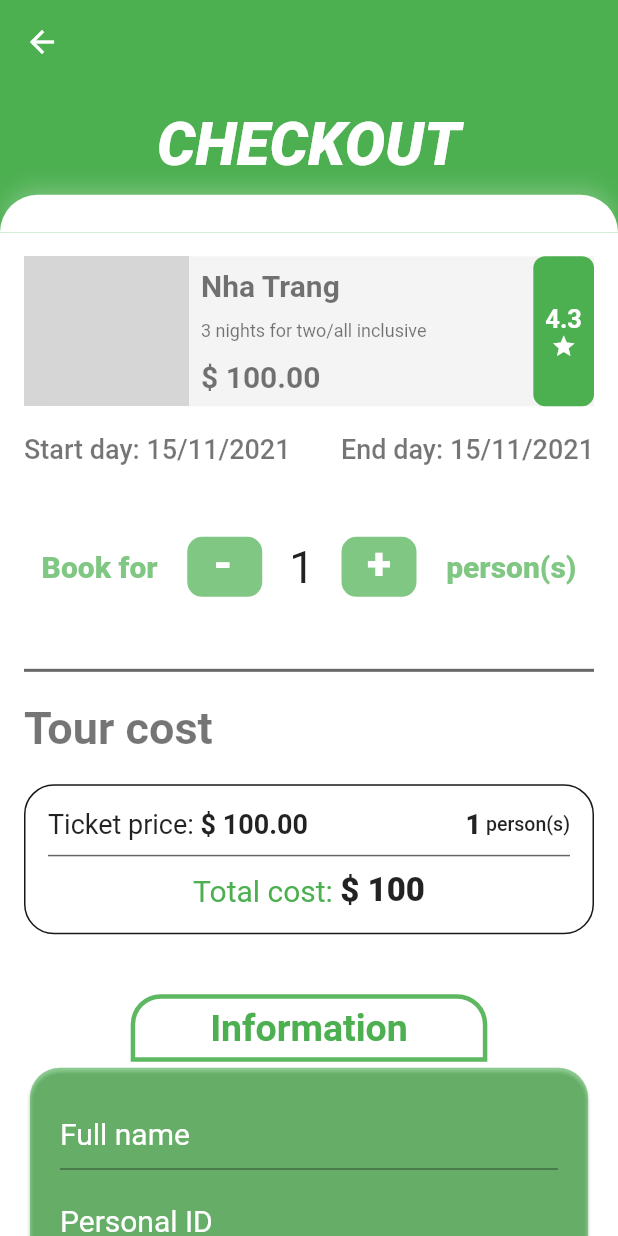
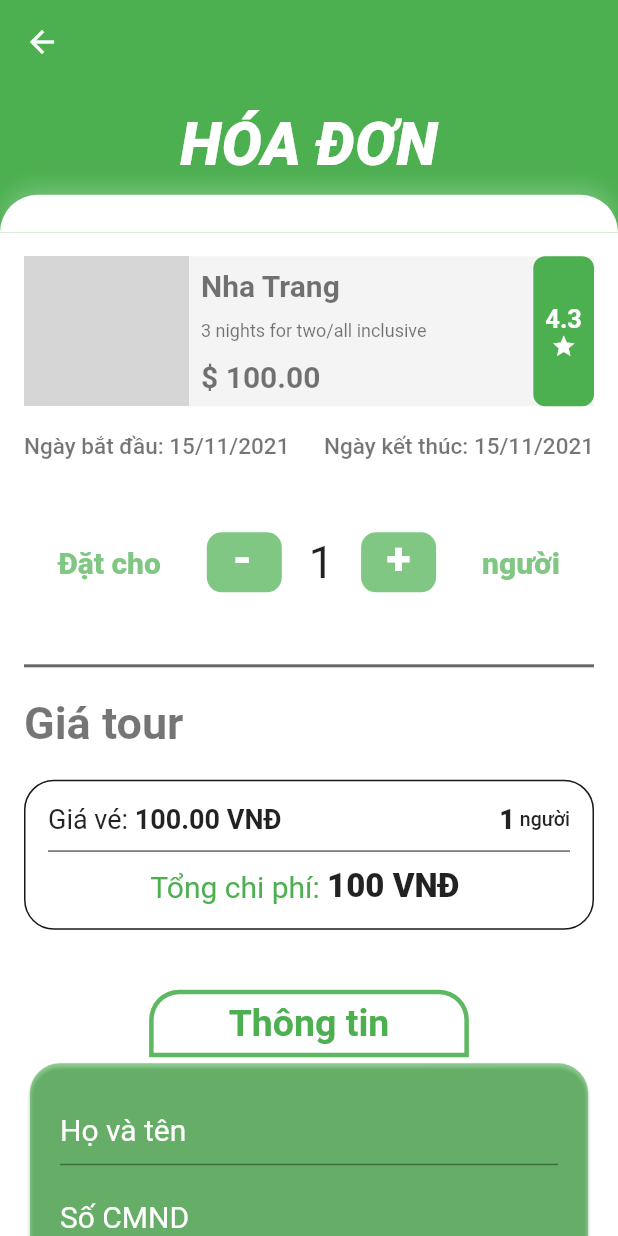
Before and after one commit to quangkaboi2323/EnjoyTheMoment, a Flutter app: the Checkout screen opened directly, on a phone screen of 412 x 824 dp. Run offline on Flutter 3.47's test engine with Material 2 defaults, Android fonts, the phone set to English and light mode, and no system bars; our stand-ins replace flutter_rating_bar; missing offline and left inert: dart:ffi; network calls fail; grey boxes are pictures that could not be loaded.

Commit message:
Change to Vietnamese language

```diff
--- a/lib/views/checkout/checkout.dart
+++ b/lib/views/checkout/checkout.dart
@@ -48,7 +48,7 @@ class _CheckoutState extends State<Checkout> {
                       children: [
                         Spacer(),
                         Text(
-                          'CHECKOUT',
+                          'HÓA ĐƠN',
                           style: TextStyle(
                               fontSize: 40,
                               fontStyle: FontStyle.italic,
@@ -95,17 +95,17 @@ class _CheckoutState extends State<Checkout> {
                 Row(
                   children: [
                     Text(
-                      'Start day: 15/11/2021',
+                      'Ngày bắt đầu: 15/11/2021',
                       style: TextStyle(
-                          fontSize: 18,
+                          fontSize: 15,
                           fontWeight: FontWeight.w500,
                           color: Colors.black54),
                     ),
                     Spacer(),
                     Text(
-                      'End day: 15/11/2021',
+                      'Ngày kết thúc: 15/11/2021',
                       style: TextStyle(
-                          fontSize: 18,
+                          fontSize: 15,
                           fontWeight: FontWeight.w500,
                           color: Colors.black54),
                     ),
@@ -119,7 +119,7 @@ class _CheckoutState extends State<Checkout> {
                   children: [
                     Spacer(),
                     Text(
-                      'Book for',
+                      'Đặt cho',
                       style: TextStyle(
                           fontSize: 20,
                           fontWeight: FontWeight.w900,
@@ -181,7 +181,7 @@ class _CheckoutState extends State<Checkout> {
                         )),
                     Spacer(),
                     Text(
-                      'person(s)',
+                      'người',
                       style: TextStyle(
                           fontSize: 20,
                           fontWeight: FontWeight.w900,
@@ -205,7 +205,7 @@ class _CheckoutState extends State<Checkout> {
                     Padding(
                       padding: const EdgeInsets.only(bottom: 20, top: 20),
                       child: Text(
-                        'Tour cost',
+                        'Giá tour',
                         style: TextStyle(
                             fontSize: 30,
                             fontWeight: FontWeight.bold,
@@ -227,11 +227,11 @@ class _CheckoutState extends State<Checkout> {
                         Row(
                           children: [
                             Text(
-                              'Ticket price: ',
+                              'Giá vé: ',
                               style: TextStyle(fontSize: 18),
                             ),
                             Text(
-                              '\$ 100.00',
+                              '100.00 VNĐ',
                               style: TextStyle(
                                   fontSize: 18, fontWeight: FontWeight.w600),
                             ),
@@ -242,7 +242,7 @@ class _CheckoutState extends State<Checkout> {
                                   fontSize: 18, fontWeight: FontWeight.w900),
                             ),
                             Text(
-                              ' person(s)',
+                              ' người',
                               style: TextStyle(
                                   fontSize: 13, fontWeight: FontWeight.w500),
                             )
@@ -264,11 +264,11 @@ class _CheckoutState extends State<Checkout> {
                           children: [
                             Spacer(),
                             Text(
-                              'Total cost: ',
+                              'Tổng chi phí: ',
                               style: TextStyle(fontSize: 20, color: GreenColor),
                             ),
                             Text(
-                              '\$ ' + _total.toString(),
+                              _total.toString()  + ' VNĐ ',
                               style: TextStyle(
                                   fontSize: 22, fontWeight: FontWeight.w800),
                             ),
@@ -294,7 +294,7 @@ class _CheckoutState extends State<Checkout> {
                               topLeft: Radius.circular(20),
                               topRight: Radius.circular(20))),
                       child: Text(
-                        'Information',
+                        'Thông tin',
                         style: TextStyle(
                             fontSize: 25,
                             fontWeight: FontWeight.w600,
@@ -317,7 +317,7 @@ class _CheckoutState extends State<Checkout> {
                         children: [
                           TextField(
                             decoration: InputDecoration(
-                              hintText: 'Full name',
+                              hintText: 'Họ và tên',
                               hintStyle: TextStyle(color: Colors.white),
                             ),
                             style: TextStyle(color: Colors.white, fontSize: 20),
@@ -327,7 +327,7 @@ class _CheckoutState extends State<Checkout> {
                           ),
                           TextField(
                             decoration: InputDecoration(
-                              hintText: 'Personal ID',
+                              hintText: 'Số CMND',
                               hintStyle: TextStyle(color: Colors.white),
                             ),
                             style: TextStyle(color: Colors.white, fontSize: 20),
@@ -347,7 +347,7 @@ class _CheckoutState extends State<Checkout> {
                           ),
                           TextField(
                             decoration: InputDecoration(
-                              hintText: 'Phone number',
+                              hintText: 'Số điện thoại',
                               hintStyle: TextStyle(color: Colors.white),
                             ),
                             style: TextStyle(color: Colors.white, fontSize: 20),
@@ -368,7 +368,7 @@ class _CheckoutState extends State<Checkout> {
                             color: Colors.lightBlue,
                             borderRadius:
                                 BorderRadius.all(Radius.circular(20))),
-                        child: Text('Book now', style: TextStyle(fontSize: 20, color: Colors.white),)))
+                        child: Text('Đặt ngay', style: TextStyle(fontSize: 20, color: Colors.white),)))
               ],
             ),
           )
--- a/lib/views/detail_tour/detail.tour.dart
+++ b/lib/views/detail_tour/detail.tour.dart
@@ -272,7 +272,7 @@ class _DetailTourState extends State<DetailTour> {
                     color: GreenColor,
                   ),
                   child: Text(
-                    'Discription',
+                    'Mô tả',
                     style: TextStyle(
                         fontSize: 30,
                         fontWeight: FontWeight.bold,
@@ -315,7 +315,7 @@ class _DetailTourState extends State<DetailTour> {
                       child: Padding(
                         padding: const EdgeInsets.fromLTRB(40, 10, 40, 10),
                         child: Text(
-                          'Book',
+                          'Đặt',
                           style: TextStyle(fontSize: 30, color: Colors.white),
                         ),
                       ),
--- a/lib/views/detail_user/detail.user.dart
+++ b/lib/views/detail_user/detail.user.dart
@@ -18,7 +18,7 @@ class DetailUser extends StatelessWidget {
           mainAxisAlignment: MainAxisAlignment.spaceBetween,
           children: [
             Spacer(),
-            Text('USER'),
+            Text('NGƯỜI DÙNG'),
             Spacer(),
           ],
         ),
@@ -96,7 +96,7 @@ class DetailUser extends StatelessWidget {
                         color: BlueColor,
                         borderRadius: BorderRadius.all(Radius.circular(50))),
                     child: Text(
-                      'Tour has gone',
+                      'Tour đã đi',
                       style: TextStyle(fontSize: 20, color: Colors.white),
                     ),
                   )),
--- a/lib/views/has_gone/tour_has_gone.dart
+++ b/lib/views/has_gone/tour_has_gone.dart
@@ -30,7 +30,7 @@ class _HasGoneState extends State<HasGone> {
             crossAxisAlignment: CrossAxisAlignment.center,
             children: [
               Text(
-                'Tours have gone',
+                'Tour đã đi',
                 style: TextStyle(color: GreenColor),
               ),
             ],
--- a/lib/views/has_gone/tour_is_not_rate.dart
+++ b/lib/views/has_gone/tour_is_not_rate.dart
@@ -122,7 +122,7 @@ class _TourState extends State<Tour> {
               TextButton(
                   onPressed: () => {},
                   child: Text(
-                    'Send',
+                    'Gửi',
                     style: TextStyle(fontSize: 20, color: GreenColor),
                   )),
               Spacer(),
--- a/lib/views/has_gone/tour_rated.dart
+++ b/lib/views/has_gone/tour_rated.dart
@@ -26,7 +26,7 @@ class TourRated extends StatelessWidget {
           Padding(
             padding: const EdgeInsets.all(10.0),
             child: Text(
-              'List tours have gone',
+              'Danh sách tour đã đi',
               style: TextStyle(
                   fontSize: 20,
                   color: Colors.white,
@@ -117,7 +117,7 @@ class Place extends StatelessWidget {
                       children: [
                         Spacer(),
                         Text(
-                          '\$ 100.00',
+                          '100.00 VNĐ',
                           style: TextStyle(
                               fontSize: 20,
                               fontWeight: FontWeight.w800,
--- a/lib/views/tour/tous.dart
+++ b/lib/views/tour/tous.dart
@@ -12,7 +12,7 @@ class Tours extends StatefulWidget {
 
 class _ToursState extends State<Tours> {
   Icon customIcon = const Icon(Icons.search);
-  Widget customSearchBar = const Text('List tours');
+  Widget customSearchBar = const Text('Danh sách tour');
   @override
   Widget build(BuildContext context) {
     return Scaffold(
@@ -38,7 +38,7 @@ class _ToursState extends State<Tours> {
                     ),
                     title: TextField(
                       decoration: InputDecoration(
-                        hintText: 'type tour\'s name...',
+                        hintText: 'Nhập vào tên tour...',
                         hintStyle: TextStyle(
                           color: Colors.white,
                           fontSize: 18,
@@ -53,7 +53,7 @@ class _ToursState extends State<Tours> {
                   );
                 } else {
                   customIcon = const Icon(Icons.search);
-                  customSearchBar = const Text('List tours');
+                  customSearchBar = const Text('Danh sách tour');
                 }
               });
             },
@@ -130,7 +130,7 @@ _Element(context) {
                   ),
                   Spacer(),
                   Text(
-                    '\$ 100.00',
+                    '100.00 VNĐ',
                     style: TextStyle(
                         fontSize: 20,
                         fontWeight: FontWeight.w700,
```
Also changed, not shown: lib/views/home/home.dart (+4 -4 lines).
